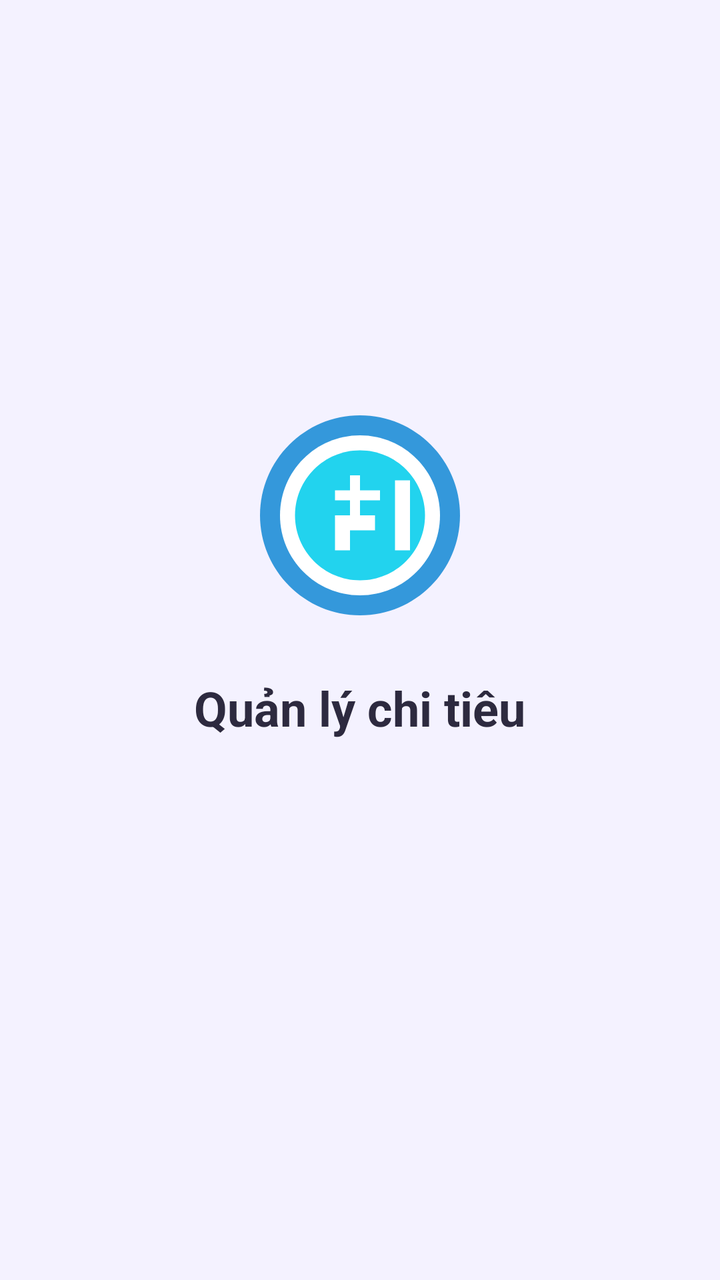
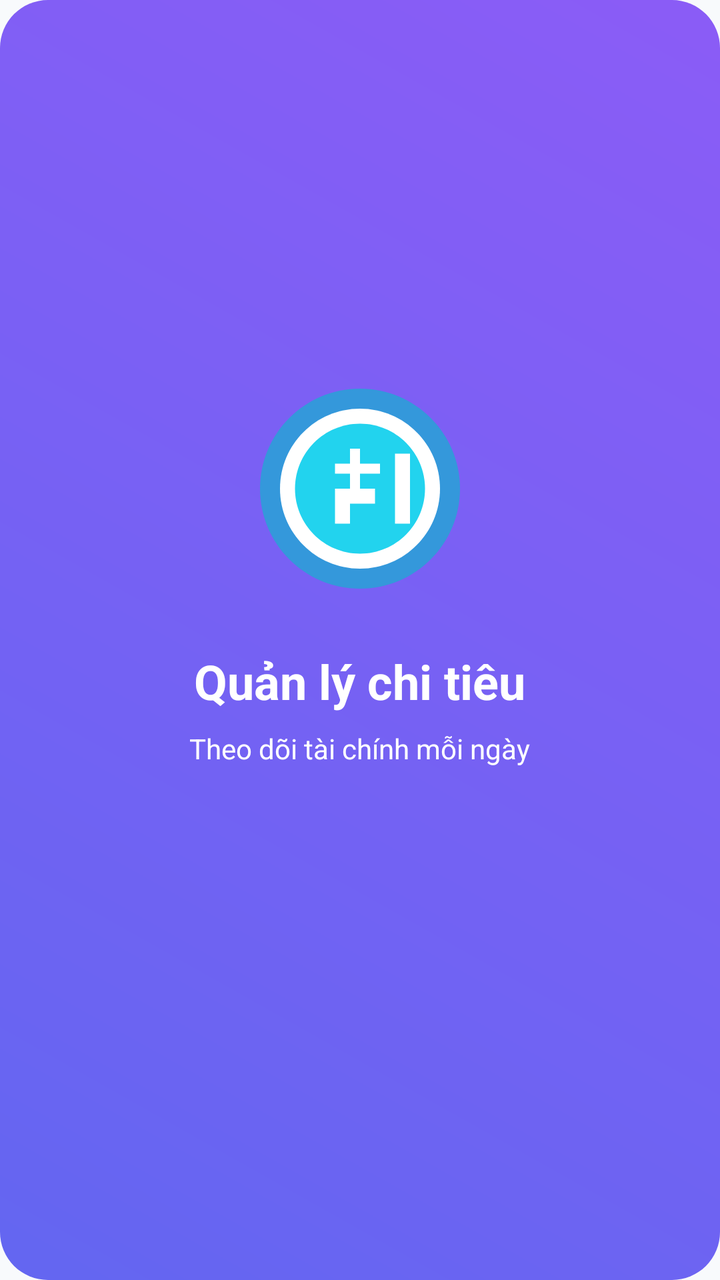

Screens rendered from an Android XML layout before and after an edit, with the pre-edit source and the edit as a unified diff.
<!-- AndroidManifest.xml: application theme Theme.MyApplication -->
<!-- res/layout/activity_splash.xml -->
<?xml version="1.0" encoding="utf-8"?>
<LinearLayout xmlns:android="http://schemas.android.com/apk/res/android"
    android:layout_width="match_parent"
    android:layout_height="match_parent"
    android:background="@color/app_background"
    android:gravity="center"
    android:orientation="vertical"
    android:padding="32dp">

    <ImageView
        android:layout_width="120dp"
        android:layout_height="120dp"
        android:contentDescription="@string/login_logo_desc"
        android:src="@drawable/ic_coin" />

    <TextView
        android:layout_width="wrap_content"
        android:layout_height="wrap_content"
        android:layout_marginTop="20dp"
        android:text="@string/splash_title"
        android:textColor="@color/text_primary"
        android:textSize="24sp"
        android:textStyle="bold" />

    <ProgressBar
        android:layout_width="wrap_content"
        android:layout_height="wrap_content"
        android:layout_marginTop="24dp" />
</LinearLayout>
<!-- resources referenced by this layout -->
<resources>
  <color name="app_background">#F4F2FF</color>
  <color name="text_primary">#2D2A3F</color>
  <!-- drawable ic_coin (drawable) -->
  <?xml version="1.0" encoding="utf-8"?>
  <vector xmlns:android="http://schemas.android.com/apk/res/android"
      android:width="24dp"
      android:height="24dp"
      android:viewportWidth="24"
      android:viewportHeight="24">
  
      
      <path
          android:fillColor="#3498DB"
          android:pathData="M12,2 C6.48,2 2,6.48 2,12 C2,17.52 6.48,22 12,22 C17.52,22 22,17.52 22,12 C22,6.48 17.52,2 12,2Z"/>
  
      
      <path
          android:fillColor="#FFFFFF"
          android:pathData="M12,4 C7.58,4 4,7.58 4,12 C4,16.42 7.58,20 12,20 C16.42,20 20,16.42 20,12 C20,7.58 16.42,4 12,4Z"/>
  
      
      <path
          android:fillColor="#22D3EE"
          android:pathData="M12,5.5 C8.41,5.5 5.5,8.41 5.5,12 C5.5,15.59 8.41,18.5 12,18.5 C15.59,18.5 18.5,15.59 18.5,12 C18.5,8.41 15.59,5.5 12,5.5Z"/>
  
      
      <path
          android:fillColor="#FFFFFF"
          android:pathData="M12,8 L12,9.5 L9.5,9.5 L9.5,10.5 L12,10.5 L12,12 L9.5,12 L9.5,15.5 L11,15.5 L11,13.5 L13.5,13.5 L13.5,12 L11,12 L11,10.5 L14,10.5 L14,9.5 L11,9.5 L11,8 Z
          M15.5,8.5 L15.5,15.5 L17,15.5 L17,8.5 Z"/>
  
  </vector>
  <string name="login_logo_desc">Logo ứng dụng</string>
  <string name="splash_title">Quản lý chi tiêu</string>
  <style name="Theme.MyApplication" parent="Base.Theme.MyApplication" />
  <style name="Base.Theme.MyApplication" parent="Theme.Material3.DayNight.NoActionBar">
          
          
      </style>
</resources>

<!-- the commit's change to res/layout/activity_splash.xml (unified diff, before → after) -->
@@ -2,7 +2,7 @@
 <LinearLayout xmlns:android="http://schemas.android.com/apk/res/android"
     android:layout_width="match_parent"
     android:layout_height="match_parent"
-    android:background="@color/app_background"
+    android:background="@drawable/bg_gradient_primary"
     android:gravity="center"
     android:orientation="vertical"
     android:padding="32dp">
@@ -18,12 +18,21 @@
         android:layout_height="wrap_content"
         android:layout_marginTop="20dp"
         android:text="@string/splash_title"
-        android:textColor="@color/text_primary"
+        android:textColor="@color/white"
         android:textSize="24sp"
         android:textStyle="bold" />
+
+    <TextView
+        android:layout_width="wrap_content"
+        android:layout_height="wrap_content"
+        android:layout_marginTop="8dp"
+        android:text="@string/splash_subtitle"
+        android:textColor="@color/white"
+        android:textSize="14sp" />
 
     <ProgressBar
         android:layout_width="wrap_content"
         android:layout_height="wrap_content"
-        android:layout_marginTop="24dp" />
+        android:layout_marginTop="24dp"
+        android:indeterminateTint="@color/white" />
 </LinearLayout>
<!-- resource entries referenced after the edit -->
@@ -1,7 +1,16 @@
 <!-- resources referenced by this layout -->
 <resources>
-  <color name="app_background">#F4F2FF</color>
-  <color name="text_primary">#2D2A3F</color>
+  <color name="white">#FFFFFFFF</color>
+  <!-- drawable bg_gradient_primary (drawable) -->
+  <?xml version="1.0" encoding="utf-8"?>
+  <shape xmlns:android="http://schemas.android.com/apk/res/android">
+      <gradient
+          android:angle="45"
+          android:endColor="@color/accent_purple"
+          android:startColor="@color/primary_blue" />
+      <corners android:radius="24dp" />
+  </shape>
+  <color name="app_background">#F8FAFC</color>
   <!-- drawable ic_coin (drawable) -->
   <?xml version="1.0" encoding="utf-8"?>
   <vector xmlns:android="http://schemas.android.com/apk/res/android"
@@ -33,11 +42,18 @@
   
   </vector>
   <string name="login_logo_desc">Logo ứng dụng</string>
+  <string name="splash_subtitle">Theo dõi tài chính mỗi ngày</string>
   <string name="splash_title">Quản lý chi tiêu</string>
   <style name="Theme.MyApplication" parent="Base.Theme.MyApplication" />
+  <color name="accent_purple">#8B5CF6</color>
+  <color name="primary_blue">#6366F1</color>
   <style name="Base.Theme.MyApplication" parent="Theme.Material3.DayNight.NoActionBar">
-          
-          
+          <item name="colorPrimary">@color/primary_blue</item>
+          <item name="colorSecondary">@color/accent_purple</item>
+          <item name="android:statusBarColor">@android:color/transparent</item>
+          <item name="android:navigationBarColor">@color/card_background</item>
+          <item name="android:windowBackground">@color/app_background</item>
       </style>
+  <color name="card_background">#FFFFFF</color>
 </resources>
 
